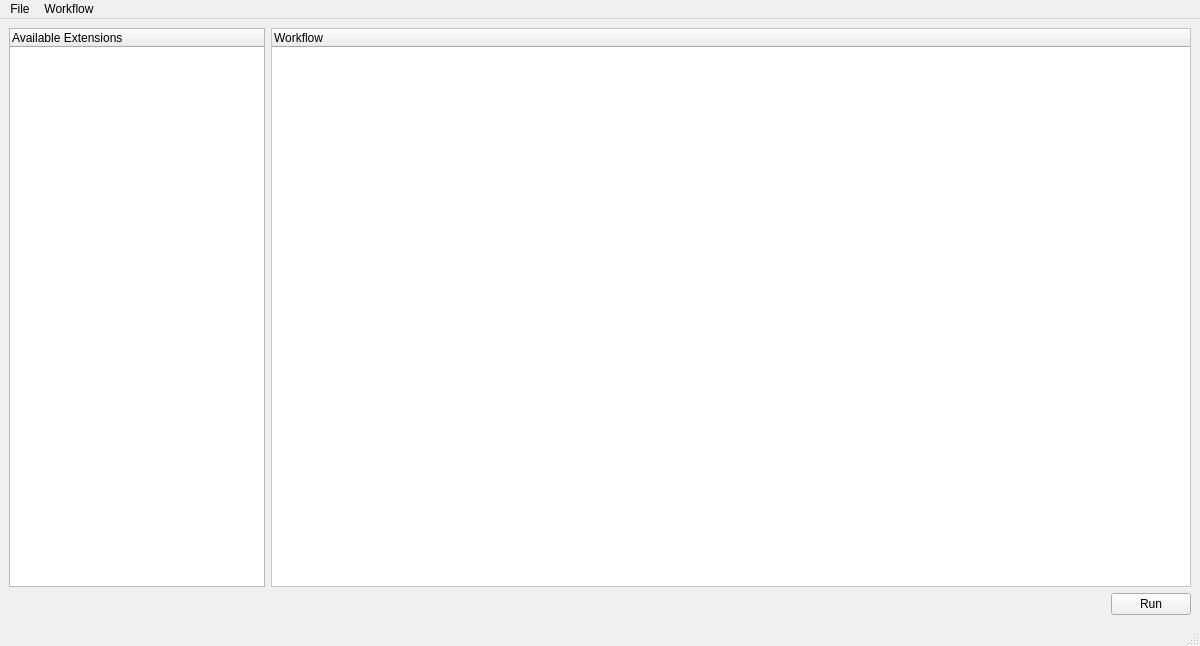
The window that mainWindow.ui (LeBeauGroup/usetem) describes before a commit, drawn with Qt 5.
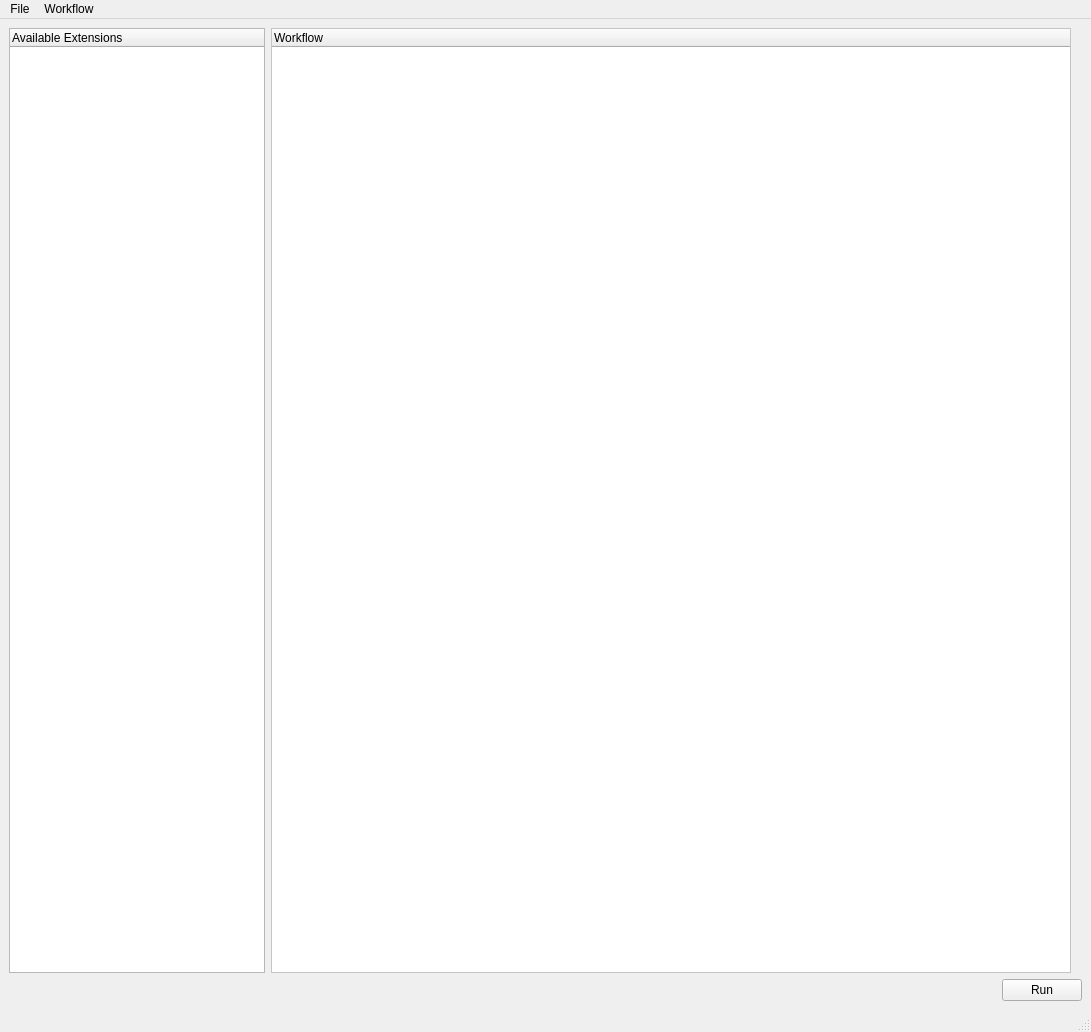
The same window after the commit. Custom widgets are drawn as their Qt base class.

Diff of the .ui file:
```diff
--- a/mainWindow.ui
+++ b/mainWindow.ui
@@ -6,10 +6,16 @@
    <rect>
     <x>0</x>
     <y>0</y>
-    <width>1200</width>
-    <height>646</height>
+    <width>1091</width>
+    <height>1032</height>
    </rect>
   </property>
+  <property name="maximumSize">
+   <size>
+    <width>1091</width>
+    <height>16777215</height>
+   </size>
+  </property>
   <property name="windowTitle">
    <string>MainWindow</string>
   </property>
@@ -51,6 +57,18 @@
     </item>
     <item row="0" column="1" colspan="3">
      <widget class="WorkflowTreeWidget" name="workflowTree">
+      <property name="minimumSize">
+       <size>
+        <width>800</width>
+        <height>0</height>
+       </size>
+      </property>
+      <property name="maximumSize">
+       <size>
+        <width>800</width>
+        <height>16777215</height>
+       </size>
+      </property>
       <property name="styleSheet">
        <string notr="true">QTreeWidget {
 	background-color:rgb(255,255,255);
@@ -94,7 +112,7 @@
     <rect>
      <x>0</x>
      <y>0</y>
-     <width>1200</width>
+     <width>1091</width>
      <height>26</height>
     </rect>
    </property>
```
